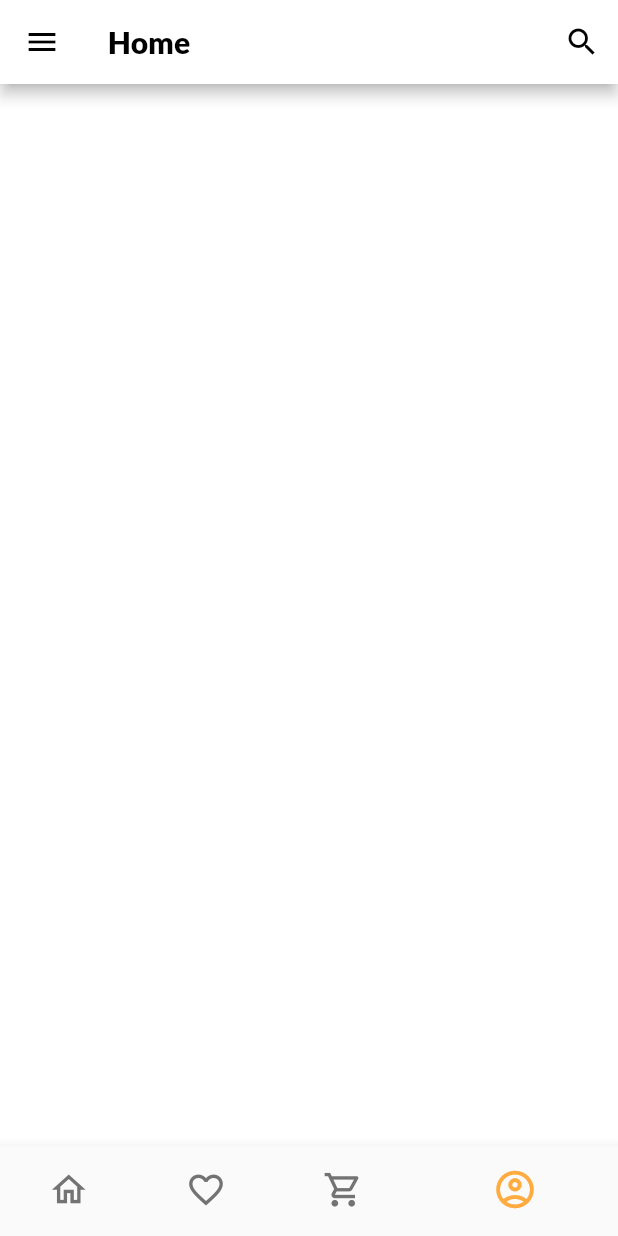
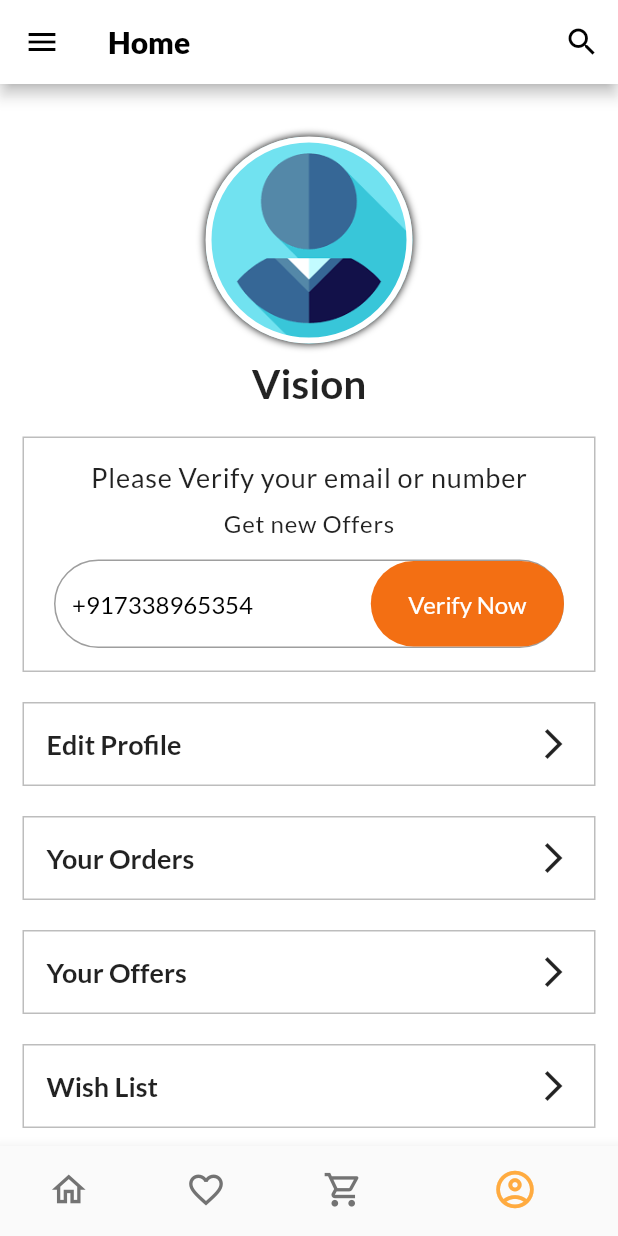
Before and after one commit to bhanu-73/Ui-Design-Project, a Flutter app: the screen it shows after launch, item 4 of the bottom bar chosen, on a phone screen of 412 x 824 dp. Run offline on Flutter 3.47's test engine with Material 2 defaults, Android fonts, the phone set to English and light mode, and no system bars; our stand-ins replace font_awesome_flutter, google_fonts.

Commit message:
Completed Accout Page Design

```diff
--- a/lib/pages/account_page.dart
+++ b/lib/pages/account_page.dart
@@ -1,4 +1,5 @@
 import 'package:flutter/material.dart';
+import 'package:google_fonts/google_fonts.dart';
 
 class AccountPage extends StatefulWidget {
   const AccountPage({ Key? key }) : super(key: key);
@@ -10,8 +11,109 @@ class AccountPage extends StatefulWidget {
 class _AccountPageState extends State<AccountPage> {
   @override
   Widget build(BuildContext context) {
-    return Container(
+    return ListView(
+      shrinkWrap: true,
+      children: [
+        _profilePic(context),
+        _name(context,"Vision"),
+        _verificationContainer(context),
+        _myBox(context, "Edit Profile"),
+        _myBox(context, "Your Orders"),
+        _myBox(context, "Your Offers"),
+        _myBox(context, "Wish List"),
+        _myBox(context, "Manage Address"),
+        _myBox(context, "Payment Methods"),
+        _myBox(context, "Settings"),
 
+      ],
     );
   }
 }
+
+Widget _profilePic(context){
+  return Container(
+    margin: const EdgeInsets.only(top:35),
+          padding: const EdgeInsets.all(65),
+          decoration: BoxDecoration(
+            border: Border.all(color: Colors.white,width: 4),
+            boxShadow: const [
+              BoxShadow(
+                blurRadius: 4
+              )
+            ],
+            color: Colors.black,
+            shape: BoxShape.circle,
+            image: const DecorationImage(
+              image: AssetImage("assets/a4.png",),
+              fit: BoxFit.contain
+              )
+          ),
+        );
+}
+
+Widget _name(context,name){
+  return Padding(padding: const EdgeInsets.only(top:10,bottom: 10),
+  child: Text(name,style: GoogleFonts.lato(fontSize: 27,fontWeight: FontWeight.w700),textAlign: TextAlign.center,),);
+}
+
+Widget _verificationContainer(BuildContext context) {
+  return Container(
+    margin: const EdgeInsets.fromLTRB(15,10,15,10),
+    padding: const EdgeInsets.fromLTRB(20,15,20,15),
+    decoration: BoxDecoration(
+      border: Border.all(color: Colors.grey.shade400,width: 1,)
+    ),
+    child: Column(
+      mainAxisAlignment: MainAxisAlignment.start,
+      children: [
+        Padding(padding : const EdgeInsets.only(bottom: 10),child: Text("Please Verify your email or number",style: GoogleFonts.lato(fontSize: 18,letterSpacing:0.5 ,fontWeight: FontWeight.w400),),),
+        Padding(padding : const EdgeInsets.only(bottom: 15),child: Text("Get new Offers",style: GoogleFonts.lato(fontSize: 16,letterSpacing: 0.5),),),
+        Stack(
+          alignment: Alignment.centerRight,
+            children: [
+              TextField(
+                decoration: InputDecoration(
+                  hintText: "+917338965354",
+                  border: OutlineInputBorder(borderRadius: BorderRadius.circular(50)),
+                  hintStyle: GoogleFonts.lato(fontWeight: FontWeight.w500,color: Colors.black)
+                ),
+              ),
+              Container(
+                decoration: BoxDecoration(
+                  color: const Color.fromARGB(255,243,111,19),
+                  borderRadius: BorderRadius.circular(50)
+                ),
+                child: TextButton(
+                  style: TextButton.styleFrom(padding: const EdgeInsets.fromLTRB(25,19,25,19)),
+                  onPressed: (){},
+                  child: Text("Verify Now",style: GoogleFonts.lato(fontSize: 16,color: Colors.white),),
+                  ),
+              )
+            ]
+        )
+      ]
+    )
+  );
+}
+
+Widget _myBox(context,name){
+  return GestureDetector(
+    onTap: (){},
+    child: Container(
+      padding: const EdgeInsets.all(15),
+      margin: const EdgeInsets.fromLTRB(15,10,15,10),
+      decoration: BoxDecoration(
+        border: Border.all(
+          color : Colors.grey.shade400,
+          width: 1
+        ),
+    ),
+    child: Row(
+      mainAxisAlignment: MainAxisAlignment.spaceBetween,
+      children: [
+        Padding(padding: const EdgeInsets.only(),child: Text(name,style: GoogleFonts.lato(fontSize:18,fontWeight: FontWeight.w700),),),
+        const Icon(Icons.arrow_forward_ios)
+    ],),
+  )
+  );
+}
```
